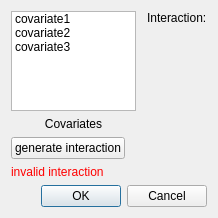
Before: the Qt Designer form add_interaction.ui in gdietz/OpenMEE, drawn with Qt 5.
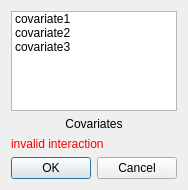
After: the same form once the commit is applied.

The edit to the form file:
```diff
--- a/add_interaction.ui
+++ b/add_interaction.ui
@@ -6,8 +6,8 @@
    <rect>
     <x>0</x>
     <y>0</y>
-    <width>218</width>
-    <height>218</height>
+    <width>176</width>
+    <height>190</height>
    </rect>
   </property>
   <property name="windowTitle">
@@ -15,8 +15,6 @@
   </property>
   <layout class="QVBoxLayout" name="verticalLayout">
    <item>
-    <layout class="QGridLayout" name="gridLayout">
-     <item row="0" column="0">
       <layout class="QVBoxLayout" name="verticalLayout_2">
        <item>
         <widget class="QListWidget" name="listWidget">
@@ -49,58 +47,6 @@
           <set>Qt::AlignCenter</set>
          </property>
         </widget>
-       </item>
-      </layout>
-     </item>
-     <item row="0" column="2">
-      <widget class="QLabel" name="interaction_label">
-       <property name="text">
-        <string>Interaction:</string>
-       </property>
-       <property name="alignment">
-        <set>Qt::AlignLeading|Qt::AlignLeft|Qt::AlignTop</set>
-       </property>
-      </widget>
-     </item>
-     <item row="0" column="1">
-      <spacer name="horizontalSpacer_2">
-       <property name="orientation">
-        <enum>Qt::Horizontal</enum>
-       </property>
-       <property name="sizeType">
-        <enum>QSizePolicy::Fixed</enum>
-       </property>
-       <property name="sizeHint" stdset="0">
-        <size>
-         <width>5</width>
-         <height>20</height>
-        </size>
-       </property>
-      </spacer>
-     </item>
-    </layout>
-   </item>
-   <item>
-    <layout class="QHBoxLayout" name="horizontalLayout">
-     <item>
-      <widget class="QPushButton" name="make_pushButton">
-       <property name="text">
-        <string>generate interaction</string>
-       </property>
-      </widget>
-     </item>
-     <item>
-      <spacer name="horizontalSpacer">
-       <property name="orientation">
-        <enum>Qt::Horizontal</enum>
-       </property>
-       <property name="sizeHint" stdset="0">
-        <size>
-         <width>40</width>
-         <height>20</height>
-        </size>
-       </property>
-      </spacer>
      </item>
     </layout>
    </item>
```
Lines whose indentation alone changed are shown as unchanged.
